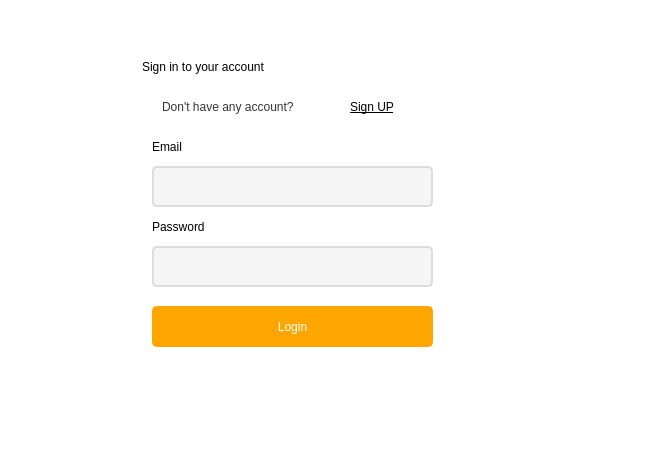
mrehanamjad/Smart-Contact-Manager-Qt-Cpp-desktop-application, file mainwindow.ui: the form before one commit.
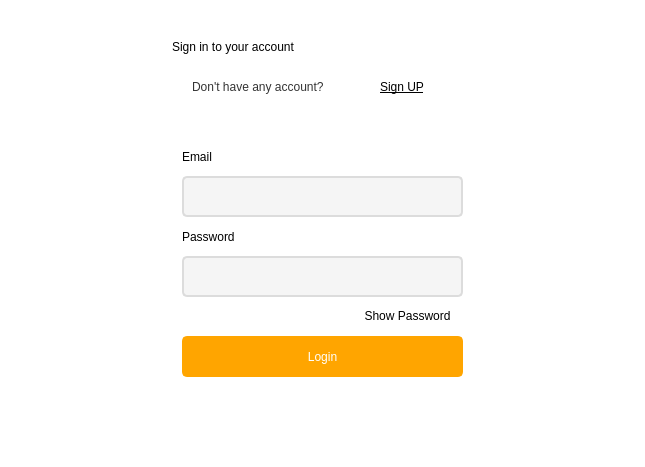
The form after the commit. The open tabs and pages were chosen to show the change. Icons and pictures are not drawn.

What changed in the file:
```diff
--- a/mainwindow.ui
+++ b/mainwindow.ui
@@ -188,8 +188,8 @@
      <widget class="QLabel" name="label_5">
       <property name="geometry">
        <rect>
-        <x>150</x>
-        <y>50</y>
+        <x>180</x>
+        <y>30</y>
         <width>369</width>
         <height>41</height>
        </rect>
@@ -205,8 +205,8 @@
      <widget class="QLabel" name="label_6">
       <property name="geometry">
        <rect>
-        <x>170</x>
-        <y>100</y>
+        <x>200</x>
+        <y>80</y>
         <width>181</width>
         <height>21</height>
        </rect>
@@ -222,8 +222,8 @@
      <widget class="QLineEdit" name="loginEmailInput">
       <property name="geometry">
        <rect>
-        <x>160</x>
-        <y>170</y>
+        <x>190</x>
+        <y>180</y>
         <width>281</width>
         <height>41</height>
        </rect>
@@ -260,8 +260,8 @@
      <widget class="QLineEdit" name="loginPasswordInput">
       <property name="geometry">
        <rect>
-        <x>160</x>
-        <y>250</y>
+        <x>190</x>
+        <y>260</y>
         <width>281</width>
         <height>41</height>
        </rect>
@@ -294,12 +294,15 @@
 }
 </string>
       </property>
+      <property name="echoMode">
+       <enum>QLineEdit::EchoMode::Password</enum>
+      </property>
      </widget>
      <widget class="QLabel" name="label_8">
       <property name="geometry">
        <rect>
-        <x>160</x>
-        <y>140</y>
+        <x>190</x>
+        <y>150</y>
         <width>81</width>
         <height>21</height>
        </rect>
@@ -314,8 +317,8 @@
      <widget class="QLabel" name="label_9">
       <property name="geometry">
        <rect>
-        <x>160</x>
-        <y>220</y>
+        <x>190</x>
+        <y>230</y>
         <width>81</width>
         <height>21</height>
        </rect>
@@ -330,8 +333,8 @@
      <widget class="QPushButton" name="loginBtn">
       <property name="geometry">
        <rect>
-        <x>160</x>
-        <y>310</y>
+        <x>190</x>
+        <y>340</y>
         <width>281</width>
         <height>41</height>
        </rect>
@@ -368,8 +371,8 @@
      <widget class="QPushButton" name="toSignupBtnInLoginPage">
       <property name="geometry">
        <rect>
-        <x>340</x>
-        <y>100</y>
+        <x>370</x>
+        <y>80</y>
         <width>80</width>
         <height>21</height>
        </rect>
@@ -386,6 +389,43 @@
        <string>Sign UP</string>
       </property>
      </widget>
+     <widget class="QLabel" name="loginErrorLabel">
+      <property name="geometry">
+       <rect>
+        <x>40</x>
+        <y>110</y>
+        <width>571</width>
+        <height>31</height>
+       </rect>
+      </property>
+      <property name="styleSheet">
+       <string notr="true">font: 11pt &quot;Segoe UI&quot;;
+color:red;</string>
+      </property>
+      <property name="text">
+       <string/>
+      </property>
+     </widget>
+     <widget class="QPushButton" name="loginShowHidePasswordBtn">
+      <property name="geometry">
+       <rect>
+        <x>350</x>
+        <y>310</y>
+        <width>131</width>
+        <height>20</height>
+       </rect>
+      </property>
+      <property name="cursor">
+       <cursorShape>PointingHandCursor</cursorShape>
+      </property>
+      <property name="styleSheet">
+       <string notr="true">font: 400 10pt &quot;Segoe UI&quot;;
+border:none;</string>
+      </property>
+      <property name="text">
+       <string>Show Password</string>
+      </property>
+     </widget>
     </widget>
     <widget class="QWidget" name="tab_3">
      <attribute name="title">
```
Left out of the diff: 60 changed lines with no effect on the pictures.
